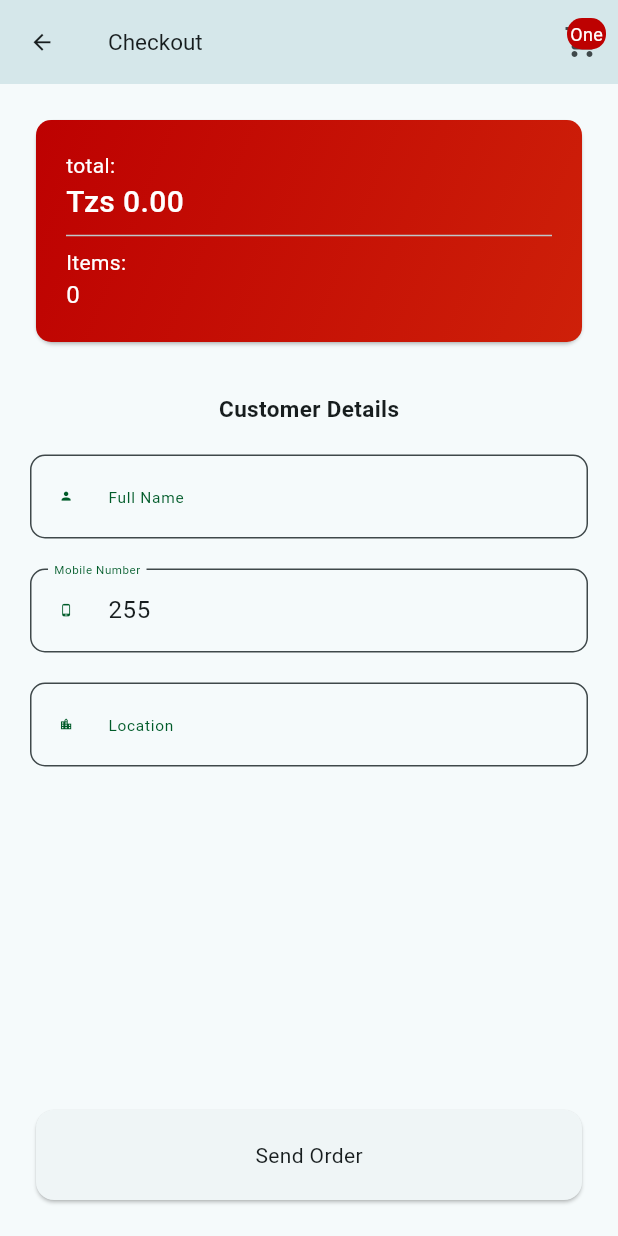
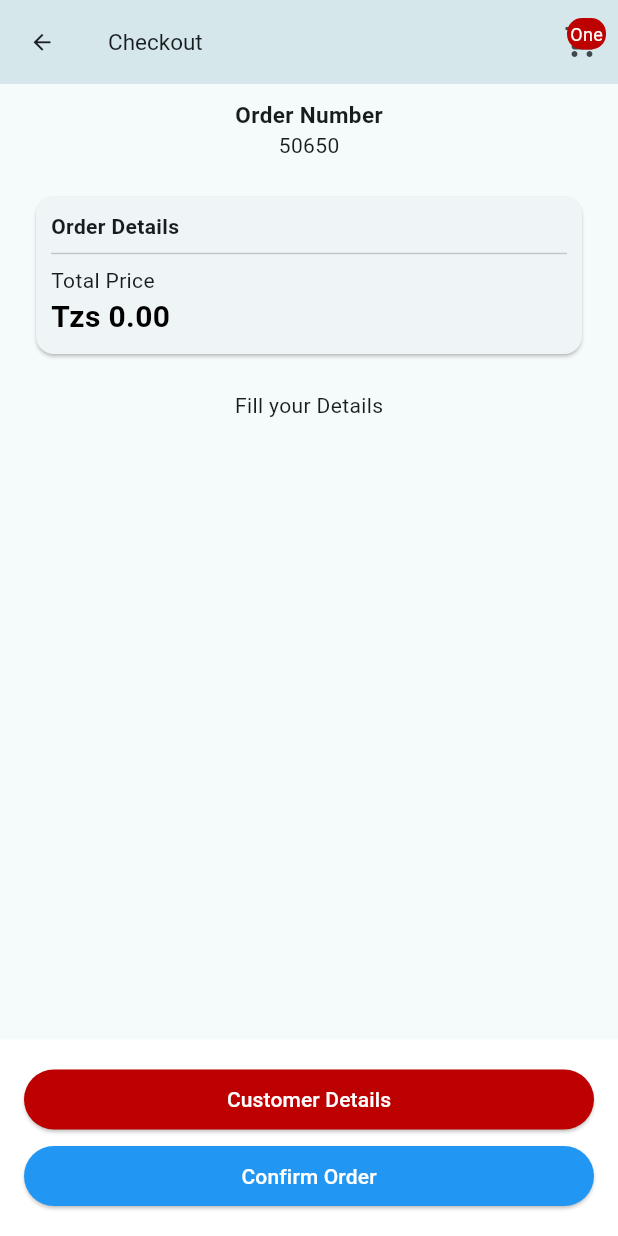
Before and after one commit to sharifu57/mgahawa_app, a Flutter app: the CheckOut screen opened directly with empty values, on a phone screen of 412 x 824 dp. Run offline on Flutter 3.47's test engine with Material 2 defaults, Android fonts, the light colour scheme and no system bars; our stand-ins replace carousel_slider, dio, geocoding, geolocator, google_fonts, introduction_screen and 2 more; accounts and stored records are empty.

Commit message:
customer

```diff
--- a/lib/screen/navigation/cart.dart
+++ b/lib/screen/navigation/cart.dart
@@ -170,12 +170,6 @@ class _CartState extends State<Cart> {
                                         flex: 1,
                                         child: IconButton(
                                             onPressed: () async {
-                                              // Navigator.of(dialogContext)
-                                              //     .pop(); // Close the dialog
-                                              // await removeItemFromCart(
-                                              //     index); // Remove the item from cart
-                                              // await updateLocalCart(); // Update the local storage
-
                                               _showConfirmRemoveDialog(index);
                                             },
                                             icon: const Icon(
--- a/lib/screen/navigation/home.dart
+++ b/lib/screen/navigation/home.dart
@@ -293,7 +293,7 @@ class _HomePageState extends State<HomePage> {
                         child: foods.isEmpty
                             ? const Center(
                                 child: Column(
-                                  children: [
+                                  children: <Widget>[
                                     Icon(Icons.emoji_people),
                                     CircularProgressIndicator(
                                       strokeWidth: 1,
--- a/lib/screen/pages/checkout.dart
+++ b/lib/screen/pages/checkout.dart
@@ -1,12 +1,17 @@
 import 'dart:convert';
+import 'dart:math';
 
+import 'package:dio/dio.dart';
 import 'package:flutter/material.dart';
 import 'package:intl/intl.dart';
 import 'package:mgahawa_app/models/product.dart';
 import 'package:mgahawa_app/screen/navigation/cart.dart';
+import 'package:mgahawa_app/services/api.dart';
+import 'package:rflutter_alert/rflutter_alert.dart';
 import 'package:shared_preferences/shared_preferences.dart';
 
 import '../../includes/colors.dart';
+import '../../services/config.dart';
 
 class CheckOut extends StatefulWidget {
   final double? totalCheckAmount;
@@ -21,10 +26,13 @@ class _CheckOutState extends State<CheckOut> {
   final GlobalKey<FormState> _formKey = GlobalKey<FormState>();
   bool _isLoading = false;
   List<Product> items = [];
+  String? orderNumber;
+
   @override
   void initState() {
     super.initState();
     getLocal();
+    randomNumber();
   }
 
   getLocal() async {
@@ -45,24 +53,24 @@ class _CheckOutState extends State<CheckOut> {
     }
   }
 
+  randomNumber() {
+    int currentTime = DateTime.now().second;
+    int randomValue = Random().nextInt(9999);
+
+    String ordNumber = '${randomValue}${currentTime}';
+
+    setState(() {
+      orderNumber = ordNumber;
+    });
+    return orderNumber;
+  }
+
   @override
   Widget build(BuildContext context) {
     final currencyFormatter = NumberFormat.currency(
       symbol: "Tzs ", // Replace with your desired currency symbol
       decimalDigits: 2,
     );
-    var size = MediaQuery.of(context).size;
-    final double labelTextFontSize = size.height / 80;
-    final double hintTextFontSize = size.height / 80;
-    final double inputTextFontSize = size.height / 60;
-    final double errorTextFontSize = size.height / 80;
-    final double prefixIconSize = size.height / 90;
-    outlinedTextFieldBoarder() {
-      return OutlineInputBorder(
-        borderRadius:
-            BorderRadius.circular(10.0), // Adjust the radius as needed
-      );
-    }
 
     return Scaffold(
       appBar: AppBar(
@@ -74,11 +82,11 @@ class _CheckOutState extends State<CheckOut> {
                   Navigator.push(context,
                       MaterialPageRoute(builder: (BuildContext) => Cart()));
                 },
-                icon: Icon(
+                icon: const Icon(
                   Icons.arrow_back,
                   size: 17,
                 ))),
-        title: Text(
+        title: const Text(
           "Checkout",
           style: TextStyle(fontSize: 15),
         ),
@@ -121,41 +129,65 @@ class _CheckOutState extends State<CheckOut> {
           ),
         ],
       ),
-      body: Container(
-        width: double.infinity,
+      body: SingleChildScrollView(
+        physics: const BouncingScrollPhysics(),
+        child: SizedBox(
           height: MediaQuery.of(context).size.height,
-        padding: EdgeInsets.all(20),
           child: Column(
             children: [
               Container(
-              child: Card(
-                child: Container(
-                  decoration: BoxDecoration(
-                    borderRadius: BorderRadius.circular(10),
-                    gradient: const LinearGradient(
-                      colors: [
-                        AppColors.primaryColor,
-                        AppColors.secondaryColor
+                padding: const EdgeInsets.only(top: 10),
+                alignment: Alignment.center,
+                child: Column(
+                  children: [
+                    const Text(
+                      "Order Number",
+                      style:
+                          TextStyle(fontWeight: FontWeight.bold, fontSize: 15),
+                    ),
+                    Text("${orderNumber}")
                   ],
-                      begin: Alignment.topLeft,
-                      end: Alignment.bottomRight,
                 ),
               ),
+              Container(
+                padding: const EdgeInsets.all(20),
+                child: Visibility(
+                  // child: ListView.builder(
+                  //     itemCount: items.length,
+                  //     itemBuilder: (BuildContext context, index) {
+                  //       Product item = items[index];
+                  //       return Card(
+                  //         child: Column(
+                  //           children: <Widget>[
+                  //             Container(
+                  //               child: Text("Order Details"),
+                  //             )
+                  //           ],
+                  //         ),
+                  //       );
+                  //     })
+                  child: Card(
+                    elevation: 1,
                     child: Container(
                       width: double.infinity,
-                      padding: const EdgeInsets.all(20),
+                      padding: EdgeInsets.all(10),
                       child: Column(
                         children: [
                           Container(
                             alignment: Alignment.centerLeft,
+                            child: Text(
+                              "Order Details",
+                              style: TextStyle(fontWeight: FontWeight.bold),
+                            ),
+                          ),
+                          Divider(),
+                          Container(
                             child: Column(
                               children: [
                                 Container(
                                   alignment: Alignment.centerLeft,
-                                      child: const Text(
-                                        "total:",
-                                        style: TextStyle(color: Colors.white),
-                                      )),
+                                  child: Text("Total Price"),
+                                ),
                                 Container(
                                   alignment: Alignment.centerLeft,
                                   child: Text(
@@ -163,54 +195,121 @@ class _CheckOutState extends State<CheckOut> {
                                         .format(widget.totalCheckAmount),
                                     style: const TextStyle(
                                         fontSize: 20,
-                                          fontWeight: FontWeight.w500,
-                                          color: Colors.white),
-                                    ),
-                                  ),
-                                ],
-                              )),
-                          const Divider(),
-                          Container(
-                            alignment: Alignment.centerLeft,
-                            child: const Text(
-                              "Items:",
-                              style: TextStyle(color: Colors.white),
-                            ),
-                          ),
-                          Container(
-                            alignment: Alignment.centerLeft,
-                            child: Text(
-                              "${items.length}",
-                              style: const TextStyle(
-                                  fontSize: 16, color: Colors.white),
+                                        fontWeight: FontWeight.w600,
+                                        color: Colors.black),
                                   ),
                                 )
                               ],
-                      )),
+                            ),
+                          )
+                        ],
+                      ),
+                    ),
                   ),
                 ),
               ),
               Container(
+                padding: EdgeInsets.fromLTRB(20, 0, 20, 0),
                 alignment: Alignment.center,
-              padding: const EdgeInsets.only(top: 30),
-              child: const Text(
-                "Customer Details",
-                style: TextStyle(fontSize: 15, fontWeight: FontWeight.bold),
+                child: const Column(
+                  children: [
+                    Text("Fill your Details"),
+                  ],
+                ),
+              )
+            ],
           ),
         ),
-            Expanded(
-                child: Form(
+      ),
+      bottomNavigationBar: Container(
+        padding: EdgeInsets.all(16),
+        color: Colors.white, // Adjust the color as needed
         child: Column(
-              children: [
-                Expanded(
-                    child: Column(
+          mainAxisSize: MainAxisSize.min,
           children: [
             Container(
-                        padding: EdgeInsets.only(top: 20),
-                        child: TextFormField(
+              width: double.infinity,
+              child: ElevatedButton(
+                style: ElevatedButton.styleFrom(
+                  primary: AppColors.primaryColor, // Set the background color
+                ),
+                onPressed: () {
+                  // Add functionality for the first button
+                  _openPopup(context);
+                },
+                child: Text(
+                  "Customer Details",
+                  style: TextStyle(fontSize: 14, color: Colors.white),
+                ),
+              ),
+            ),
+            SizedBox(height: 3), // Add spacing between the buttons
+            Container(
+              width: double.infinity,
+              child: ElevatedButton(
+                style: ElevatedButton.styleFrom(
+                  primary: Colors.blue, // Set the background color
+                ),
+                onPressed: () {
+                  // Add functionality for the second button
+                },
+                child: Text(
+                  "Confirm Order",
+                  style: TextStyle(fontSize: 14, color: Colors.white),
+                ),
+              ),
+            ),
+          ],
+        ),
+      ),
+    );
+  }
+
+  _openPopup(context) {
+    bool isLoading = false;
+    var alertStyle = AlertStyle(
+      animationType: AnimationType.grow,
+      isCloseButton: true,
+      isOverlayTapDismiss: false,
+      descStyle: TextStyle(fontWeight: FontWeight.bold),
+      descTextAlign: TextAlign.start,
+      animationDuration: Duration(milliseconds: 400),
+      alertBorder: RoundedRectangleBorder(
+        borderRadius: BorderRadius.circular(10.0),
+        side: BorderSide(
+          color: Colors.grey,
+        ),
+      ),
+      titleStyle: TextStyle(color: Colors.black, fontWeight: FontWeight.bold),
+      alertAlignment: Alignment.center,
+    );
+
+    double screenWidth = MediaQuery.of(context).size.width;
+    var size = MediaQuery.of(context).size;
+    final double labelTextFontSize = size.height / 80;
+    final double hintTextFontSize = size.height / 80;
+    final double inputTextFontSize = size.height / 60;
+    final double errorTextFontSize = size.height / 80;
+    final double prefixIconSize = size.height / 90;
+    outlinedTextFieldBoarder() {
+      return OutlineInputBorder(
+        borderRadius:
+            BorderRadius.circular(10.0), // Adjust the radius as needed
+      );
+    }
+
+    Alert(
+        context: context,
+        title: "CUSTOMER INFO",
+        style: alertStyle,
+        content: Form(
+          key: _formKey,
+          child: Column(
+            children: <Widget>[
+              TextFormField(
                 decoration: InputDecoration(
-                            labelText: 'Full Name',
-                            hintText: "john doe",
+                  labelText: 'First Name',
+                  hintText: "john",
                   hintStyle: TextStyle(
                       fontSize: hintTextFontSize,
                       fontWeight: FontWeight.w300,
@@ -226,25 +325,22 @@ class _CheckOutState extends State<CheckOut> {
                   ),
                   fillColor: Colors.white.withOpacity(0.0),
                   errorStyle: const TextStyle(fontSize: 10.0),
-                            border: outlinedTextFieldBoarder(),
                 ),
-                          keyboardType: TextInputType.number,
+                keyboardType: TextInputType.text,
                 validator: (String? value) {
                   if (value == null) {
-                              return 'please provide your name';
+                    return 'please provide your first name';
                   }
                   return null;
                 },
                 onSaved: (String? value) {
-                            _formData['customer_name'] = value;
+                  _formData['first_name'] = value;
                 },
-                        )),
-                    Container(
-                        padding: EdgeInsets.only(top: 20),
-                        child: TextFormField(
+              ),
+              TextFormField(
                 decoration: InputDecoration(
-                            labelText: 'Mobile Number',
-                            hintText: "25571XXXXXXX",
+                  labelText: 'Last Name',
+                  hintText: "john",
                   hintStyle: TextStyle(
                       fontSize: hintTextFontSize,
                       fontWeight: FontWeight.w300,
@@ -254,34 +350,28 @@ class _CheckOutState extends State<CheckOut> {
                       color: const Color(0xff005B29)),
                   filled: true,
                   prefixIcon: Icon(
-                              Icons.phone_android,
+                    Icons.person,
                     size: prefixIconSize,
                     color: const Color(0xff005B29),
                   ),
                   fillColor: Colors.white.withOpacity(0.0),
                   errorStyle: const TextStyle(fontSize: 10.0),
-                            border: outlinedTextFieldBoarder(),
                 ),
-                          initialValue: '255',
-                          keyboardType: TextInputType.number,
+                keyboardType: TextInputType.text,
                 validator: (String? value) {
-                            if (value?.length != 12 ||
-                                value == null ||
-                                !RegExp(r"^[0-9]*$").hasMatch(value)) {
-                              return 'Tafadhali ingiza namba ya simu ilio sahihi';
+                  if (value == null) {
+                    return 'please provide your last name';
                   }
                   return null;
                 },
                 onSaved: (String? value) {
-                            _formData['phone_number'] = value;
+                  _formData['last_name'] = value;
                 },
-                        )),
-                    Container(
-                        padding: EdgeInsets.only(top: 20),
-                        child: TextFormField(
+              ),
+              TextFormField(
                 decoration: InputDecoration(
-                            labelText: 'Location',
-                            hintText: "current location",
+                  labelText: 'Email',
+                  hintText: "email",
                   hintStyle: TextStyle(
                       fontSize: hintTextFontSize,
                       fontWeight: FontWeight.w300,
@@ -291,46 +381,121 @@ class _CheckOutState extends State<CheckOut> {
                       color: const Color(0xff005B29)),
                   filled: true,
                   prefixIcon: Icon(
-                              Icons.location_city,
+                    Icons.email,
                     size: prefixIconSize,
                     color: const Color(0xff005B29),
                   ),
                   fillColor: Colors.white.withOpacity(0.0),
                   errorStyle: const TextStyle(fontSize: 10.0),
-                            border: outlinedTextFieldBoarder(),
                 ),
-                          keyboardType: TextInputType.number,
+                keyboardType: TextInputType.emailAddress,
                 validator: (String? value) {
                   if (value == null) {
-                              return 'please provide your location';
+                    return 'please provide your email';
                   }
                   return null;
                 },
                 onSaved: (String? value) {
-                            _formData['location'] = value;
+                  _formData['email'] = value;
                 },
-                        )),
-                  ],
-                )),
-                InkWell(
-                  splashColor: AppColors.secondaryColor,
-                  focusColor: AppColors.primaryColor,
-                  onTap: () {
-                    print("____send order");
+              ),
+              TextFormField(
+                decoration: InputDecoration(
+                  labelText: 'Phone Number',
+                  hintText: "phone number",
+                  hintStyle: TextStyle(
+                      fontSize: hintTextFontSize,
+                      fontWeight: FontWeight.w300,
+                      color: const Color(0xff005B29)),
+                  labelStyle: TextStyle(
+                      fontSize: labelTextFontSize,
+                      color: const Color(0xff005B29)),
+                  filled: true,
+                  prefixIcon: Icon(
+                    Icons.phone,
+                    size: prefixIconSize,
+                    color: const Color(0xff005B29),
+                  ),
+                  fillColor: Colors.white.withOpacity(0.0),
+                  errorStyle: const TextStyle(fontSize: 10.0),
+                ),
+                keyboardType: TextInputType.phone,
+                validator: (String? value) {
+                  if (value == null) {
+                    return 'please provide your email';
+                  }
+                  return null;
                 },
-                  child: Card(
-                    child: Container(
-                      width: double.infinity,
-                      padding: const EdgeInsets.all(20),
-                      child: const Center(child: Text("Send Order")),
+                onSaved: (String? value) {
+                  _formData['phone_number'] = value;
+                },
               ),
-                  ),
-                )
-              ],
-            )))
             ],
           ),
         ),
-    );
+        buttons: [
+          DialogButton(
+            // onPressed: () => Navigator.pop(context),
+            onPressed: () {
+              _createCustomer();
+            },
+            child: isLoading == false
+                ? Text(
+                    "Submit",
+                    style: TextStyle(color: Colors.white, fontSize: 15),
+                  )
+                : CircularProgressIndicator(
+                    color: Colors.white,
+                    strokeWidth: 2,
+                  ),
+          )
+        ]).show();
+  }
+
+  Future _createCustomer() async {
+    if (!_formKey.currentState!.validate()) {
+      return;
+    }
+
+    _formKey.currentState!.save();
+
+    setState(() {
+      _isLoading = true;
+    });
+
+    var submittedData = {
+      "username": _formData['username'],
+    };
+
+    print(submittedData);
+
+    final endpoint = '${config['apiBaseUrl']}/login';
+    final data = json.encode(submittedData);
+
+    var response = await sendPostRequest(context, endpoint, data);
+
+    // ignore: unnecessary_null_comparison
+
+    if (response != null) {
+      if (response['status'] == 201) {
+        SharedPreferences pref = await SharedPreferences.getInstance();
+        String data = jsonEncode(response);
+        print("_________user response");
+        await pref.setString('user', data);
+        await pref.setString('_accessToken', response?['accessToken']);
+        await pref.setString('_first_name', response?['user']['first_name']);
+        await pref.setString('_last_name', response?['user']['last_name']);
+        await pref.setString('_username', response?['user']['username']);
+        await pref.setInt('_userId', response?['user']['id']);
+
+        Navigator.restorablePushNamed(context, '/screen');
+      } else {}
+    } else {
+      return null;
+    }
+
+    setState(() {
+      _isLoading = false;
+    });
   }
 }
--- a/lib/services/config.dart
+++ b/lib/services/config.dart
@@ -1,4 +1,4 @@
-String path = 'http://192.168.0.108:8003';
+String path = 'http://192.168.2.6:8003';
 final config = {
   'apiBaseUrl': "$path/api/v1",
 };
--- a/pubspec.yaml
+++ b/pubspec.yaml
@@ -46,6 +46,7 @@ dependencies:
   carousel_slider: ^4.2.1
   breadcrumbs: ^0.1.0
   intl: ^0.18.1
+  rflutter_alert: ^2.0.7
 
 dev_dependencies:
   flutter_test:
```
Also changed, not shown: pubspec.lock. Lines whose indentation alone changed are shown as unchanged.
